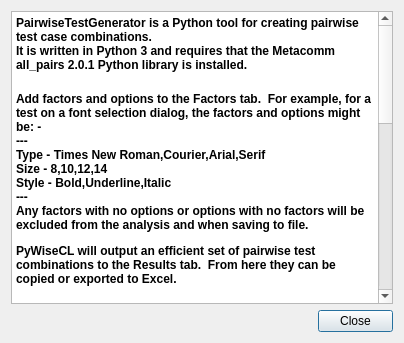
Above: help.ui from IanRobinsonHudl/PairwiseTestGenerator before the change. Below: the same form after it.
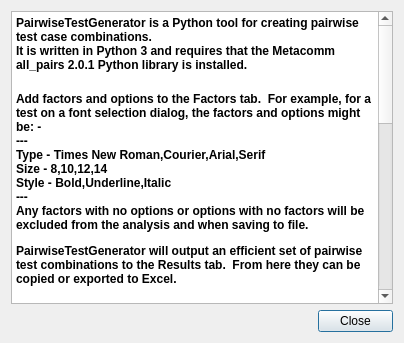
That is the form after the change.

Commit message: corrected help text

The edit to the form file:
```diff
--- a/help.ui
+++ b/help.ui
@@ -29,7 +29,7 @@
 p, li { white-space: pre-wrap; }
 &lt;/style&gt;&lt;/head&gt;&lt;body style=&quot; font-family:'.AppleSystemUIFont'; font-size:13pt; font-weight:400; font-style:normal;&quot;&gt;
 &lt;p style=&quot; margin-top:12px; margin-bottom:12px; margin-left:0px; margin-right:0px; -qt-block-indent:0; text-indent:0px; background-color:#ffffff;&quot;&gt;&lt;span style=&quot; font-family:'Courier New'; font-size:9pt; font-weight:600; color:#000000;&quot;&gt;PairwiseTestGenerator is a Python tool for creating pairwise test case combinations.&lt;br /&gt;It is written in Python 3 and requires that the Metacomm all_pairs 2.0.1 Python library is installed.&lt;br /&gt;&lt;br /&gt;Add factors and options to the Factors tab.  For example, for a test on a font selection dialog, the factors and options might be: -&lt;br /&gt;---&lt;br /&gt;Type - Times New Roman,Courier,Arial,Serif&lt;br /&gt;Size - 8,10,12,14&lt;br /&gt;Style - Bold,Underline,Italic&lt;br /&gt;---&lt;br /&gt;Any factors with no options or options with no factors will be excluded from the analysis and when saving to file.&lt;/span&gt;&lt;/p&gt;
-&lt;p style=&quot; margin-top:12px; margin-bottom:12px; margin-left:0px; margin-right:0px; -qt-block-indent:0; text-indent:0px; background-color:#ffffff;&quot;&gt;&lt;span style=&quot; font-family:'Courier New'; font-size:9pt; font-weight:600; color:#000000;&quot;&gt;PyWiseCL will output an efficient set of pairwise test combinations to the Results tab.  From here they can be copied or exported to Excel.&lt;br /&gt;&lt;br /&gt;Constraints can also be applied to the pairwise analysis.&lt;br /&gt;Constraints are invalid combinations of items that can be excluded from the analysis.&lt;br /&gt;They are applied on the Constraints tab, dynamically updating based on the contents of the Factors tab.  Each row represents a separate constraint.&lt;br /&gt;So for example if Arial and Bold represent an invalid pair, the constraint should look like this:&lt;br /&gt;---&lt;br /&gt;Arial, -, Bold&lt;br /&gt;---&lt;br /&gt;Multiple constraints may be specified with each containing a minimum of 2 items.  More than 2 items can also be specified:&lt;br /&gt;---&lt;/span&gt;&lt;/p&gt;
+&lt;p style=&quot; margin-top:12px; margin-bottom:12px; margin-left:0px; margin-right:0px; -qt-block-indent:0; text-indent:0px; background-color:#ffffff;&quot;&gt;&lt;span style=&quot; font-family:'Courier New'; font-size:9pt; font-weight:600; color:#000000;&quot;&gt;PairwiseTestGenerator will output an efficient set of pairwise test combinations to the Results tab.  From here they can be copied or exported to Excel.&lt;br /&gt;&lt;br /&gt;Constraints can also be applied to the pairwise analysis.&lt;br /&gt;Constraints are invalid combinations of items that can be excluded from the analysis.&lt;br /&gt;They are applied on the Constraints tab, dynamically updating based on the contents of the Factors tab.  Each row represents a separate constraint.&lt;br /&gt;So for example if Arial and Bold represent an invalid pair, the constraint should look like this:&lt;br /&gt;---&lt;br /&gt;Arial, -, Bold&lt;br /&gt;---&lt;br /&gt;Multiple constraints may be specified with each containing a minimum of 2 items.  More than 2 items can also be specified:&lt;br /&gt;---&lt;/span&gt;&lt;/p&gt;
 &lt;p style=&quot; margin-top:12px; margin-bottom:12px; margin-left:0px; margin-right:0px; -qt-block-indent:0; text-indent:0px; background-color:#ffffff;&quot;&gt;&lt;span style=&quot; font-family:'Courier New'; font-size:9pt; font-weight:600; color:#000000;&quot;&gt;Arial, -, Bold&lt;br /&gt;Times New Roman, 10, Bold&lt;br /&gt;---&lt;/span&gt;&lt;/p&gt;
 &lt;p style=&quot; margin-top:12px; margin-bottom:12px; margin-left:0px; margin-right:0px; -qt-block-indent:0; text-indent:0px; background-color:#ffffff;&quot;&gt;&lt;span style=&quot; font-family:'Courier New'; font-size:9pt; font-weight:600; color:#000000;&quot;&gt;Any constraints with less than one option selected will be excluded from the analysis and when saving to file.&lt;/span&gt;&lt;/p&gt;
 &lt;p style=&quot; margin-top:12px; margin-bottom:12px; margin-left:0px; margin-right:0px; -qt-block-indent:0; text-indent:0px; background-color:#ffffff;&quot;&gt;&lt;span style=&quot; font-family:'Courier New'; font-size:9pt; font-weight:600; color:#000000;&quot;&gt;Click Generate Pairwise Analysis to run the analysis.  Results are output to the Results tab where they can be exported directly to file, or copy, pasted into a spreadsheet.&lt;/span&gt;&lt;/p&gt;
```
The commit also changes 1 other file.
